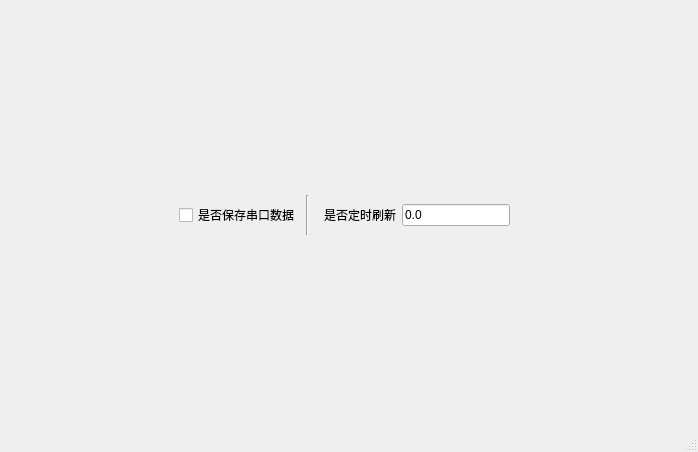
Old version of the form ui/seimey_setting.ui in the repository xqyjlj/seimey.
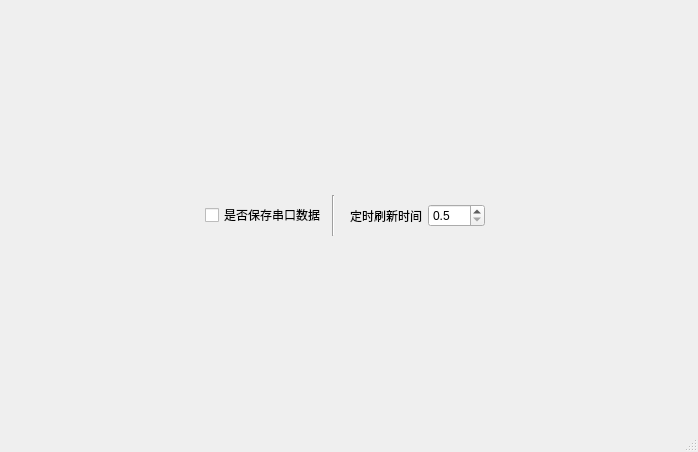
New version of the form.

Diff of the .ui file:
```diff
--- a/ui/seimey_setting.ui
+++ b/ui/seimey_setting.ui
@@ -67,14 +67,23 @@
           <item row="0" column="0">
            <widget class="QLabel" name="label">
             <property name="text">
-             <string>是否定时刷新</string>
+             <string>定时刷新时间</string>
             </property>
            </widget>
           </item>
           <item row="0" column="1">
-           <widget class="QLineEdit" name="lineE_timer_refresh">
-            <property name="text">
-             <string>0.0</string>
+           <widget class="QDoubleSpinBox" name="doubleS_timer_refresh">
+            <property name="decimals">
+             <number>1</number>
+            </property>
+            <property name="minimum">
+             <double>0.500000000000000</double>
+            </property>
+            <property name="singleStep">
+             <double>0.100000000000000</double>
+            </property>
+            <property name="value">
+             <double>0.500000000000000</double>
             </property>
            </widget>
           </item>
```
Left out of the diff: 4 changed lines with no effect on the pictures.
